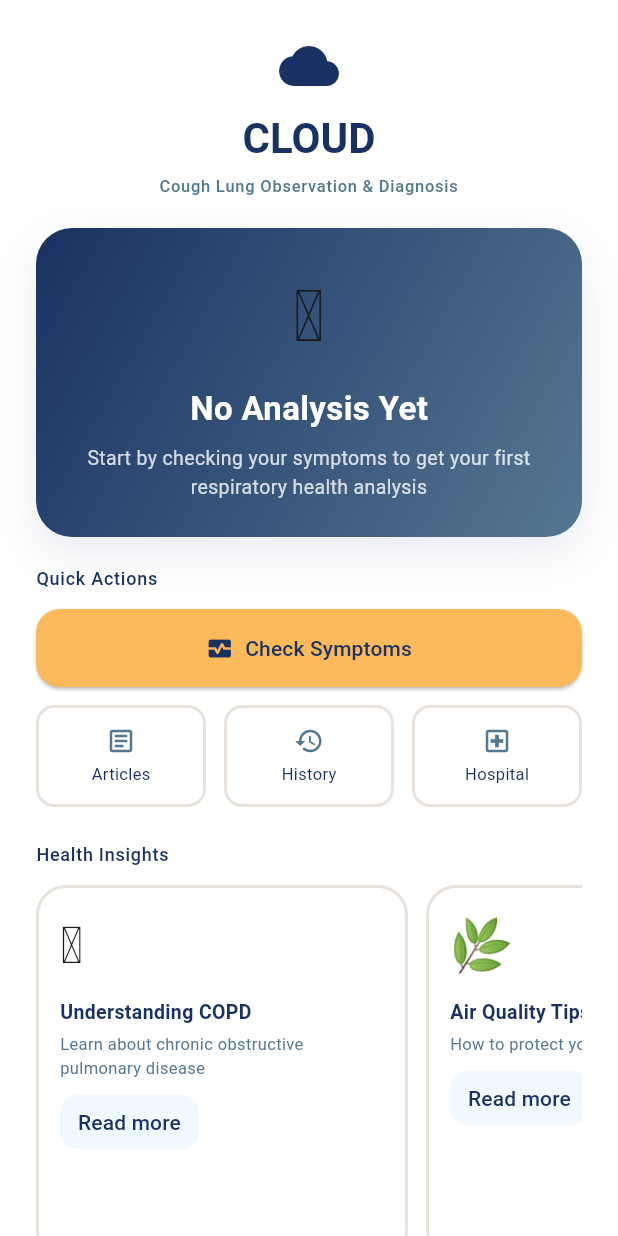
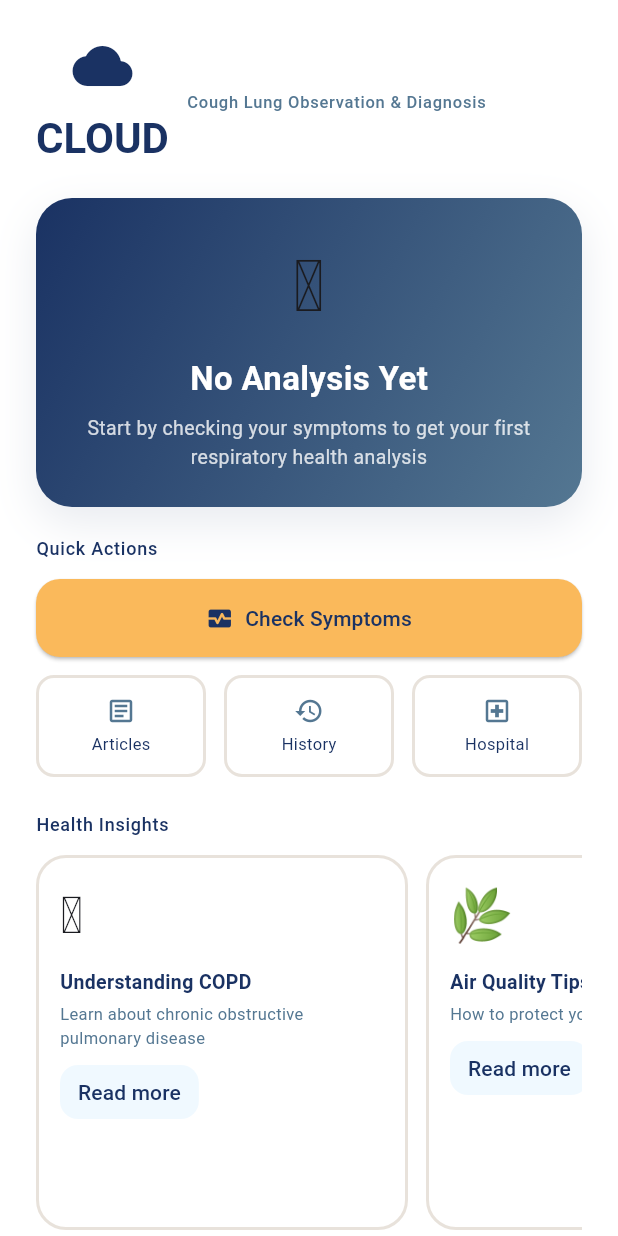
Before and after one commit to aad211/cloud-app, a Flutter app: the HomeScreen screen opened by its route, on a phone screen of 412 x 824 dp. Run offline on Flutter 3.47's test engine with Material 3 defaults, Android fonts, the phone set to English and light mode, and no system bars; our stand-ins replace flutter_riverpod, go_router, shared_preferences, web; missing offline and left inert: dart:js_interop, fftea, record, tflite_flutter; accounts and stored records are empty.

Commit message:
feat(parity): fix result backflow and branding parity
- preserve back navigation from historical/fresh result flows\n- move educational article cards to dedicated seed/model\n- align home header logo+subtitle layout and update app icons

Co-authored-by: Copilot <223556219+Copilot@users.noreply.github.com>

```diff
--- a/lib/features/analysis/presentation/check_symptoms_screen.dart
+++ b/lib/features/analysis/presentation/check_symptoms_screen.dart
@@ -244,7 +244,7 @@ class CheckSymptomsScreen extends ConsumerWidget {
                               const Duration(seconds: 1),
                             );
                             if (context.mounted) {
-                            context.go('/result');
+                              context.push('/result');
                             }
                           }
                           : null,
@@ -264,7 +264,8 @@ class CheckSymptomsScreen extends ConsumerWidget {
                       children: [
                         if (state.buttonState == AnalysisButtonState.idle)
                           const Icon(Icons.psychology_alt_rounded, size: 18)
-                      else if (state.buttonState == AnalysisButtonState.loading)
+                        else if (state.buttonState ==
+                            AnalysisButtonState.loading)
                           const SizedBox(
                             width: 18,
                             height: 18,
--- a/lib/features/home/presentation/home_screen.dart
+++ b/lib/features/home/presentation/home_screen.dart
@@ -13,7 +13,8 @@ import 'package:cloud_app/features/analysis/presentation/analysis_history_contro
 import 'package:cloud_app/core/widgets/cloud_logo.dart';
 import 'package:cloud_app/core/widgets/exit_confirmation_dialog.dart';
 
-typedef OpenLinkHandler = Future<bool> Function(BuildContext context, String url);
+typedef OpenLinkHandler =
+    Future<bool> Function(BuildContext context, String url);
 
 class HomeScreen extends ConsumerWidget {
   const HomeScreen({super.key, this.openLink = _defaultOpenLink});
@@ -47,22 +48,20 @@ class HomeScreen extends ConsumerWidget {
             child: Column(
               crossAxisAlignment: CrossAxisAlignment.start,
               children: [
-              Center(
-                child: Column(
-                  mainAxisSize: MainAxisSize.min,
+                Row(
+                  crossAxisAlignment: CrossAxisAlignment.center,
                   children: [
                     const CloudLogo(size: CloudLogoSize.medium),
-                    const SizedBox(height: 4),
-                    Text(
+                    const SizedBox(width: 12),
+                    Expanded(
+                      child: Text(
                         'Cough Lung Observation & Diagnosis',
-                      style: Theme.of(context)
-                          .textTheme
-                          .labelSmall
-                          ?.copyWith(color: AppColors.blue),
-                      textAlign: TextAlign.center,
+                        style: Theme.of(
+                          context,
+                        ).textTheme.labelSmall?.copyWith(color: AppColors.blue),
+                      ),
                     ),
                   ],
-                ),
                 ),
                 const SizedBox(height: 20),
                 historyAsync.when(
@@ -135,8 +134,7 @@ class HomeScreen extends ConsumerWidget {
                     itemCount: healthInsightsSeed.length,
                     separatorBuilder: (_, __) => const SizedBox(width: 12),
                     itemBuilder:
-                      (context, index) =>
-                          _InsightCard(
+                        (context, index) => _InsightCard(
                           insight: healthInsightsSeed[index],
                           openLink: openLink,
                         ),
@@ -328,7 +326,6 @@ class _LatestAnalysisCard extends StatelessWidget {
         return '🫁';
     }
   }
-
 }
 
 class _SecondaryActionButton extends StatelessWidget {
@@ -347,9 +344,7 @@ class _SecondaryActionButton extends StatelessWidget {
     return Expanded(
       child: Material(
         color: Colors.white,
-        shape: RoundedRectangleBorder(
-          borderRadius: BorderRadius.circular(12),
-        ),
+        shape: RoundedRectangleBorder(borderRadius: BorderRadius.circular(12)),
         child: InkWell(
           onTap: onTap,
           borderRadius: BorderRadius.circular(12),
```
Also changed, not shown: lib/core/models/educational_article_record.dart (added, +11 -0 lines), lib/features/articles/data/educational_articles_seed.dart (added, +23 -0 lines), lib/features/articles/presentation/articles_screen.dart (+7 -21 lines), lib/features/history/presentation/history_screen.dart (+15 -27 lines), lib/features/result/presentation/result_screen.dart (+40 -13 lines), 30 other files. Lines whose indentation alone changed are shown as unchanged.
